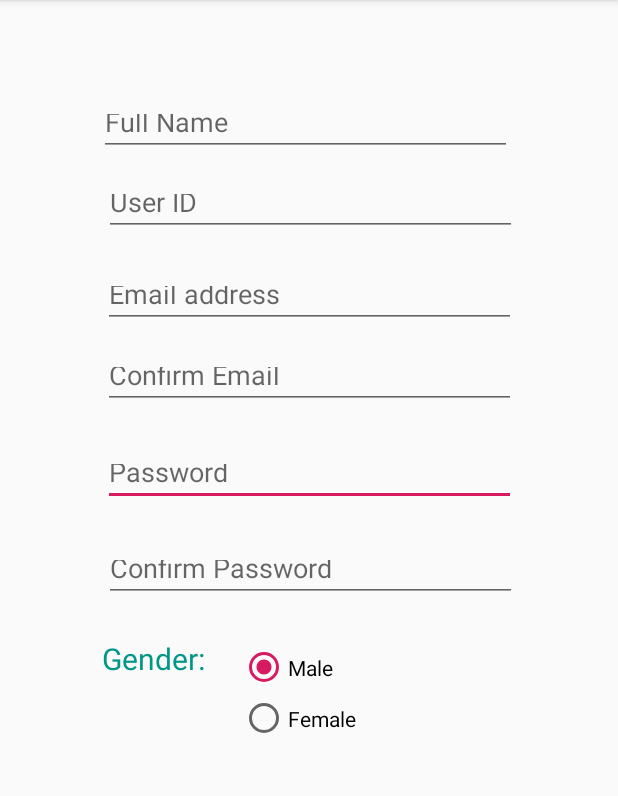
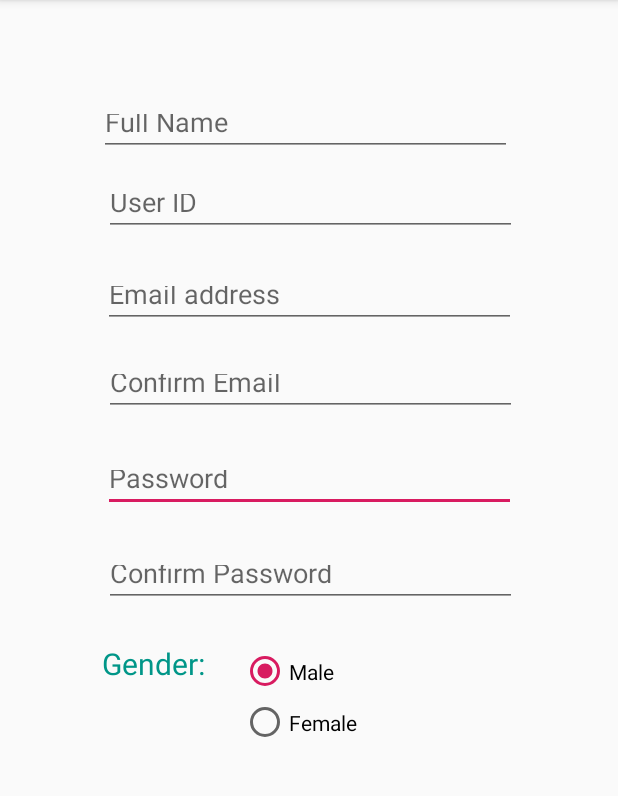
Before and after one commit to rafattu5har/Application, an Android app: the SignUp screen opened directly, with no data from a screen before it, on a phone screen of 412 x 824 dp, the part 84-880 px from its top. Run offline under Robolectric (Android 15) with nearby library versions, the phone set to English and light mode, and no system bars.

Commit message:
Modifying some attributes in Sign Up Screen

```diff
--- a/Project/app/src/main/res/layout/activity_sign_up.xml
+++ b/Project/app/src/main/res/layout/activity_sign_up.xml
@@ -99,9 +99,10 @@
         android:inputType="textEmailAddress"
         app:layout_constraintBottom_toBottomOf="parent"
         app:layout_constraintEnd_toEndOf="parent"
+        app:layout_constraintHorizontal_bias="0.508"
         app:layout_constraintStart_toStartOf="parent"
         app:layout_constraintTop_toTopOf="@+id/emailSUEditText"
-        app:layout_constraintVertical_bias="0.086" />
+        app:layout_constraintVertical_bias="0.095" />
 
     <EditText
         android:id="@+id/conPasswordSUEditText"
@@ -125,8 +126,8 @@
 
     <TextView
         android:id="@+id/genderSUTextView"
-        android:layout_width="77dp"
-        android:layout_height="33dp"
+        android:layout_width="78dp"
+        android:layout_height="32dp"
         android:layout_marginStart="8dp"
         android:layout_marginLeft="8dp"
         android:layout_marginTop="8dp"
```
